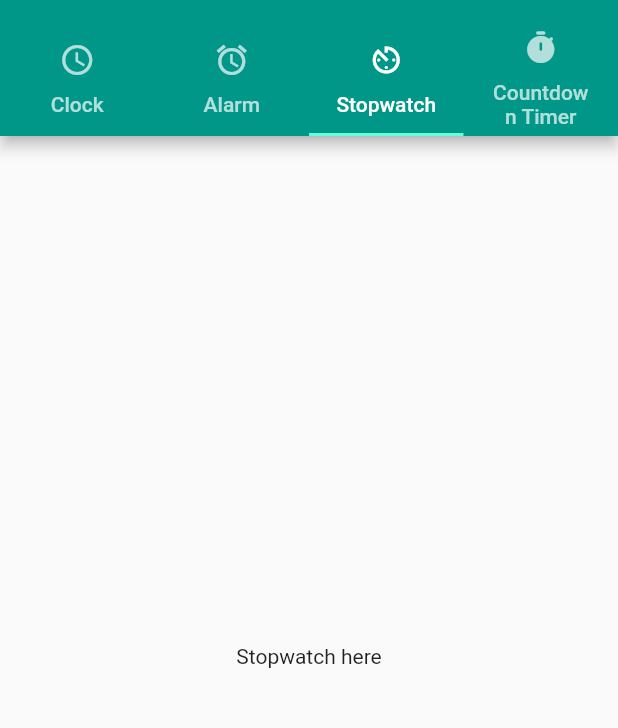
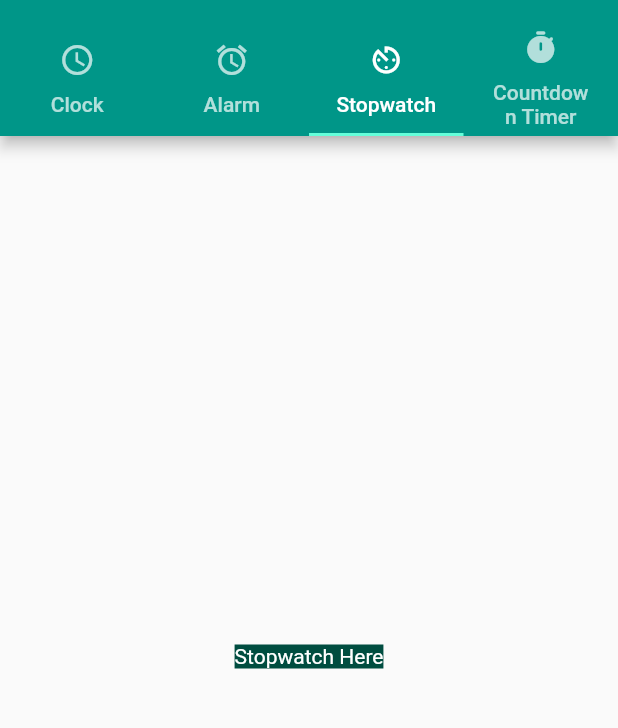
Before and after one commit to mjk22071998/flutter_alarm_clock, a Flutter app: the screen it shows after launch, tab 3 chosen, on a phone screen of 412 x 824 dp, the part 59-787 px from its top. Run offline on Flutter 3.47's test engine with Material 2 defaults, Android fonts, the phone set to English and light mode, and no system bars; our stand-ins replace stop_watch_timer.

Commit message:
Started sopwatch

```diff
--- a/lib/main.dart
+++ b/lib/main.dart
@@ -24,9 +24,9 @@ class _MyAppState extends State<MyApp> {
         primarySwatch: Colors.teal,
         colorScheme: ColorScheme.light(
           primary: Colors.teal,
-          primaryVariant: Colors.teal.shade900,
+          primaryContainer: Colors.teal.shade900,
           secondary: Colors.tealAccent,
-          secondaryVariant: Colors.tealAccent.shade700,
+          secondaryContainer: Colors.tealAccent.shade700,
         ),
       ),
       home: DefaultTabController(
--- a/lib/tabs/stopwatch.dart
+++ b/lib/tabs/stopwatch.dart
@@ -1,4 +1,5 @@
 import 'package:flutter/material.dart';
+import 'package:stop_watch_timer/stop_watch_timer.dart';
 
 class StopWatch extends StatefulWidget {
   const StopWatch({Key? key}) : super(key: key);
@@ -8,10 +9,36 @@ class StopWatch extends StatefulWidget {
 }
 
 class _StopWatchState extends State<StopWatch> {
+  final StopWatchTimer _stopWatchTimer = StopWatchTimer();
+  final _isHour = true;
+
+  @override
+  void dispose() {
+    _stopWatchTimer.dispose();
+    super.dispose();
+  }
+
   @override
   Widget build(BuildContext context) {
-    return const Center(
-      child: Text("Stopwatch here"),
+    return  SafeArea(
+      child: Center(
+        child: Column(
+          mainAxisAlignment: MainAxisAlignment.spaceEvenly,
+          crossAxisAlignment: CrossAxisAlignment.center,
+          children: [
+            Container(
+              margin: const EdgeInsets.all(10.0),
+              decoration: BoxDecoration(
+                color: Colors.teal.shade900
+              ),
+              child: const Text("Stopwatch Here",
+                style: TextStyle(
+                  color: Colors.white
+                ),
+              ),
+            )
+        ],),
+      ),
     );
   }
 }
```
Also changed, not shown: pubspec.lock, 1 other file.
